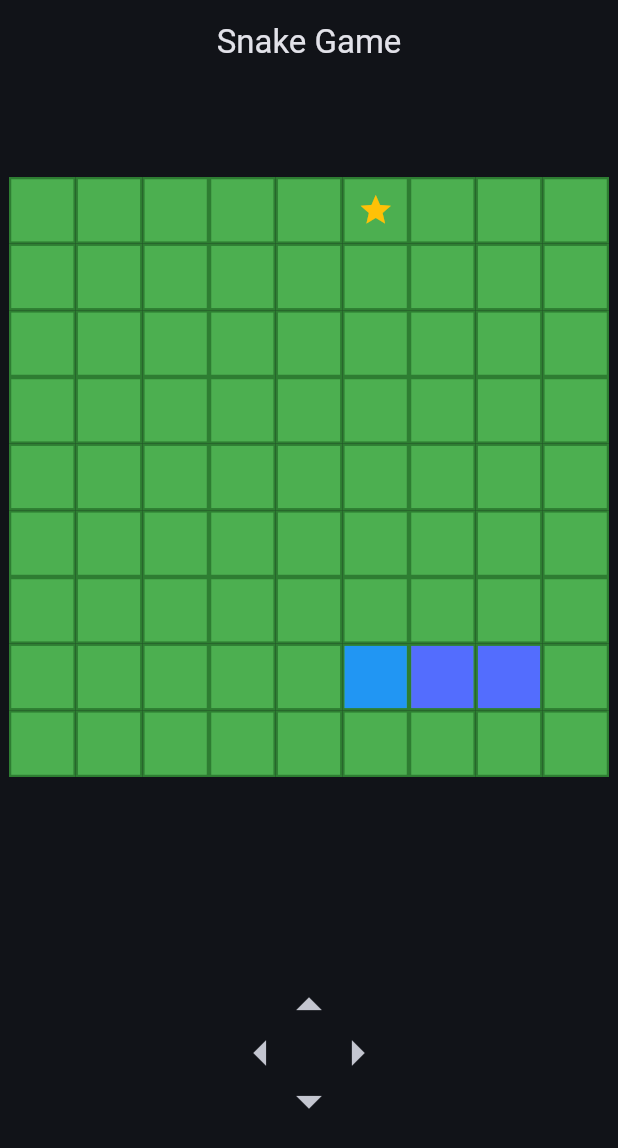
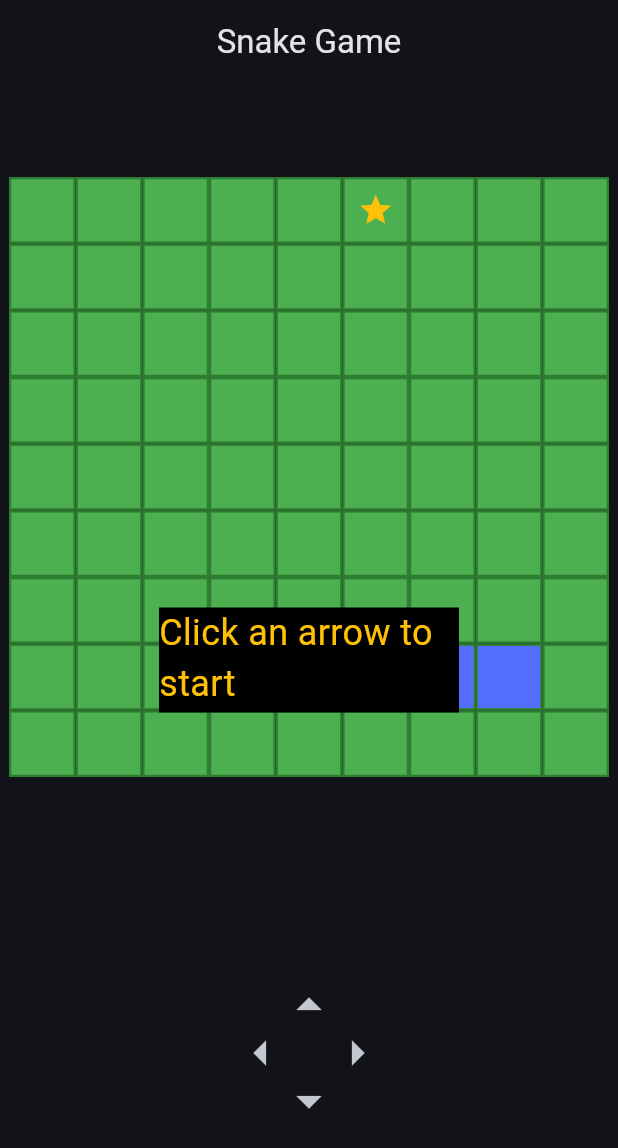
Before and after one commit to Samaara-Das/Snake-Game, a Flutter app: the first screen one second after launch, on a phone screen of 412 x 824 dp. Shown: the top 1148 px of the screen. Run offline on Flutter 3.47's test engine with Material 3 defaults, Android fonts, the phone set to English and light mode, and no system bars.

Commit message:
Made a popup which dispays at the start of the game

```diff
--- a/lib/snake_game_page.dart
+++ b/lib/snake_game_page.dart
@@ -3,6 +3,7 @@ import 'board.dart';
 import 'game_provider.dart';
 import 'controls.dart';
 import 'package:provider/provider.dart';
+import 'start_popup.dart';
 
 class SnakeGamePage extends StatefulWidget {
   const SnakeGamePage({super.key, required this.title});
@@ -13,6 +14,7 @@ class SnakeGamePage extends StatefulWidget {
 }
 
 class _SnakeGamePageState extends State<SnakeGamePage> {
+  bool isVisible = true;
 
   @override
   Widget build(BuildContext context) {
@@ -20,7 +22,10 @@ class _SnakeGamePageState extends State<SnakeGamePage> {
       appBar: AppBar(title: Text('Snake Game'), centerTitle: true,),
       body: Center(
         child: Consumer<GameProvider>(
-          builder: (context, game, child) => Column(
+          builder: (context, game, child) => Stack(
+            alignment: AlignmentDirectional.center,
+            children: [
+              Column(
                 mainAxisAlignment: MainAxisAlignment.spaceAround,
                 children: [
                   Board(columns: game.columns, rows: game.columns, size:400),
@@ -32,6 +37,9 @@ class _SnakeGamePageState extends State<SnakeGamePage> {
                   )
                 ],
               ),
+              StartPopup()
+            ],
+          ),
         )
       ),
     );
--- /dev/null
+++ b/lib/start_popup.dart
@@ -0,0 +1,39 @@
+import 'package:flutter/material.dart';
+import 'dart:async';
+
+class StartPopup extends StatefulWidget {
+  const StartPopup({super.key});
+
+  @override
+  State<StartPopup> createState() => _StartPopupState();
+}
+
+class _StartPopupState extends State<StartPopup> {
+  bool isVisible = true;
+
+  @override
+  void initState() {
+    super.initState();
+    Timer(Duration(seconds: 4), () {
+      setState(() {
+        isVisible = !isVisible;
+      });
+    },);
+  }
+
+  @override
+  Widget build(BuildContext context) {
+    return Visibility(
+      visible: isVisible,
+      child: Container(
+        width: 200,
+        height: 70,
+        decoration: BoxDecoration(
+          color: Colors.black,
+          shape: BoxShape.rectangle
+        ),
+        child: const Text('Click an arrow to start', style: TextStyle(fontSize: 24, color: Colors.amber),),
+      )
+    );
+  }
+}
```
Lines whose indentation alone changed are shown as unchanged.
